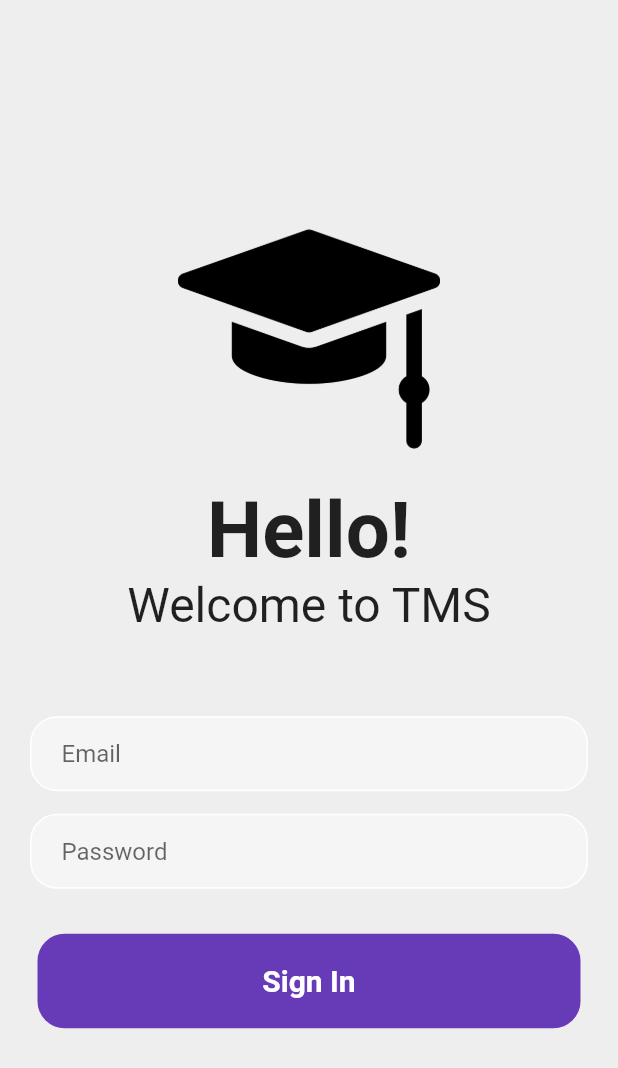
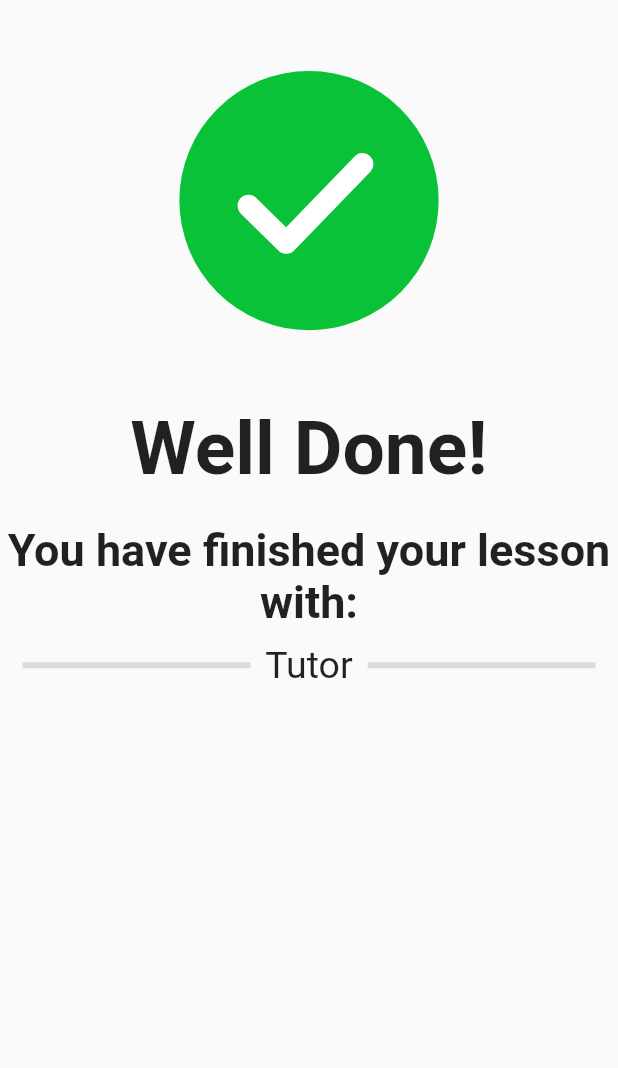
Before and after one commit to Studios-Async/TMS_Application, a Flutter app: the screen it shows after launch, on a phone screen of 412 x 824 dp. Shown: the top 1068 px of the screen. Run offline on Flutter 3.47's test engine with Material 2 defaults, Android fonts, the phone set to English and light mode, and no system bars; our stand-ins replace firebase_core, lottie; accounts and stored records are empty.

Commit message:
Top Half Page beginning
Tick - well done - you have finished.
Bottom half empty

```diff
--- /dev/null
+++ b/lib/general_screens/welldone_page.dart
@@ -0,0 +1,75 @@
+import 'package:flutter/material.dart';
+import 'package:lottie/lottie.dart';
+
+class WellDonePage extends StatefulWidget {
+  const WellDonePage({super.key});
+
+  @override
+  State<WellDonePage> createState() => _WellDonePageState();
+}
+
+class _WellDonePageState extends State<WellDonePage> {
+  @override
+  Widget build(BuildContext context) {
+    return Scaffold(
+      body: Center(
+        child: SafeArea(
+          child: Column(
+            children: [
+              Padding(
+                padding: const EdgeInsets.symmetric(vertical: 10.0),
+                child: SizedBox(
+                  height: 250,
+                  width: 250,
+                  child: Lottie.asset(
+                    "assets/icons/tick.json",
+                    repeat: false,
+                  ),
+                ),
+              ),
+              const Text(
+                "Well Done!",
+                style: TextStyle(
+                  fontSize: 50,
+                  fontWeight: FontWeight.bold,
+                ),
+              ),
+              const SizedBox(
+                height: 20,
+              ),
+              const Text(
+                "You have finished your lesson with:",
+                textAlign: TextAlign.center,
+                style: TextStyle(fontSize: 30, fontWeight: FontWeight.w600),
+              ),
+              const Padding(
+                padding: EdgeInsets.symmetric(horizontal: 15.0, vertical: 10),
+                child: Row(
+                  children: [
+                    Expanded(
+                      child: Divider(
+                        thickness: 4,
+                      ),
+                    ),
+                    Padding(
+                      padding: EdgeInsets.symmetric(horizontal: 10.0),
+                      child: Text(
+                        'Tutor',
+                        style: TextStyle(fontSize: 25),
+                      ),
+                    ),
+                    Expanded(
+                      child: Divider(
+                        thickness: 4,
+                      ),
+                    ),
+                  ],
+                ),
+              )
+            ],
+          ),
+        ),
+      ),
+    );
+  }
+}
--- a/lib/main.dart
+++ b/lib/main.dart
@@ -1,6 +1,7 @@
 import 'package:firebase_core/firebase_core.dart';
 import 'package:flutter/material.dart';
 import 'package:tms/general_screens/login_page.dart';
+import 'package:tms/general_screens/welldone_page.dart';
 
 Future main() async {
   //add both to connect to Firebase for authentication services
@@ -18,7 +19,7 @@ class MyApp extends StatelessWidget {
   Widget build(BuildContext context) {
     return MaterialApp(
       debugShowCheckedModeBanner: false, //dont show banner in corner
-      home: LoginPage(),
+      home: WellDonePage(),
     );
   }
 }
--- a/pubspec.yaml
+++ b/pubspec.yaml
@@ -37,6 +37,7 @@ dependencies:
   cupertino_icons: ^1.0.2
   firebase_core: ^2.9.0
   firebase_auth: ^4.4.0
+  lottie: ^1.1.0
 
 dev_dependencies:
   flutter_test:
```
Also changed, not shown: assets/icons/donetick.json (added, +1 -0 lines), assets/icons/tick.json (added, +1 -0 lines).
